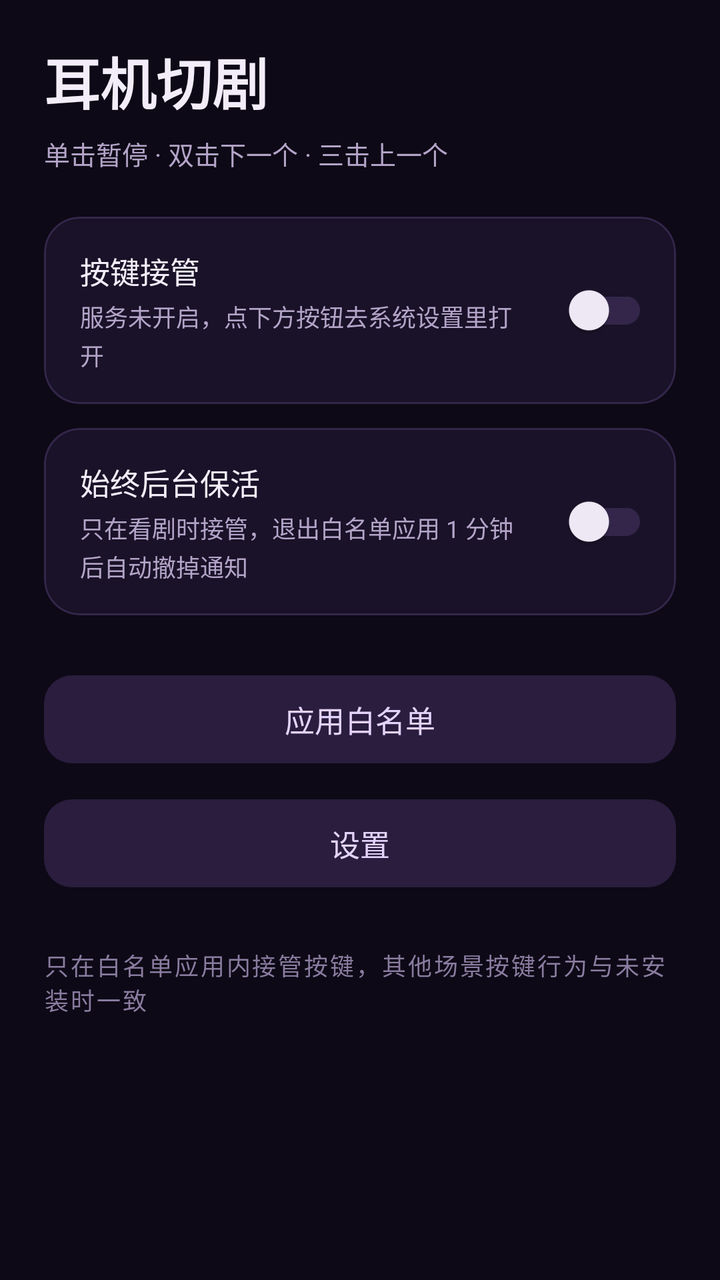
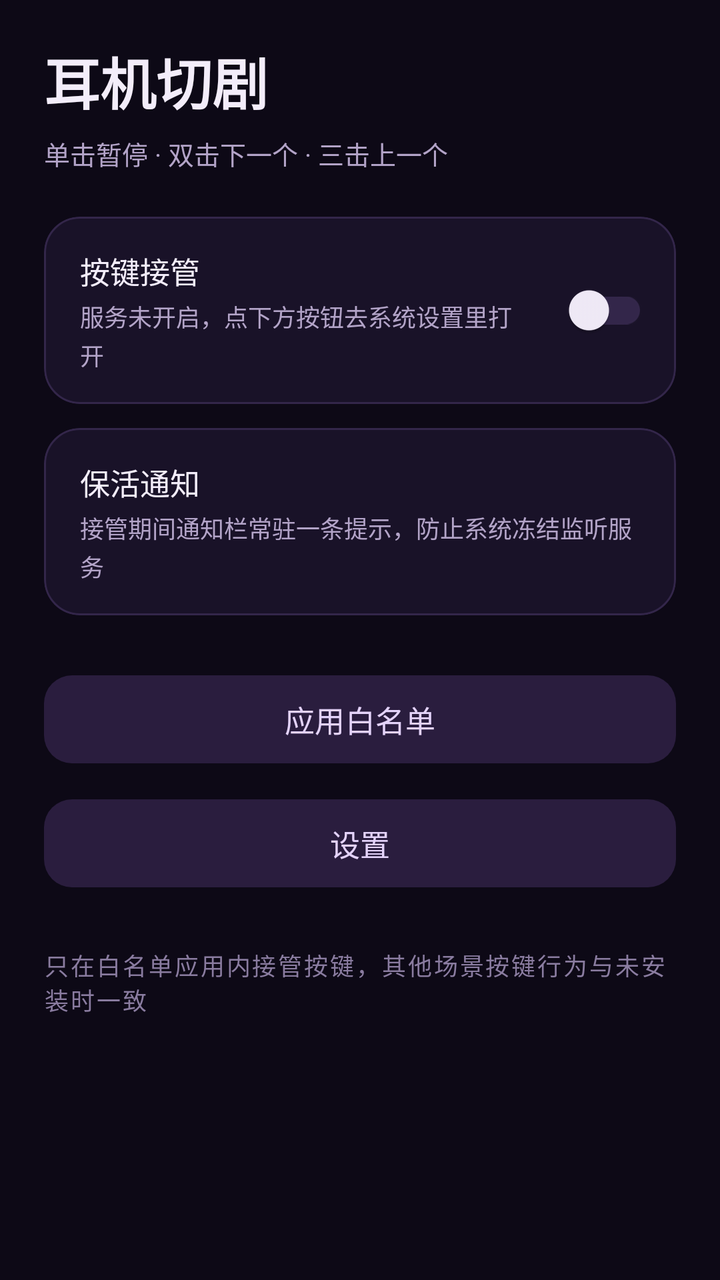

Screens rendered from an Android XML layout before and after an edit, with the pre-edit source and the edit as a unified diff.
<!-- AndroidManifest.xml: application theme Theme.Podskip -->
<!-- res/layout/activity_main.xml -->
<?xml version="1.0" encoding="utf-8"?>
<LinearLayout xmlns:android="http://schemas.android.com/apk/res/android"
    xmlns:app="http://schemas.android.com/apk/res-auto"
    android:layout_width="match_parent"
    android:layout_height="match_parent"
    android:background="@color/bg"
    android:fitsSystemWindows="true"
    android:orientation="vertical">

    <ScrollView
        android:layout_width="match_parent"
        android:layout_height="0dp"
        android:layout_weight="1">

        <LinearLayout
            android:layout_width="match_parent"
            android:layout_height="wrap_content"
            android:orientation="vertical"
            android:paddingStart="22dp"
            android:paddingTop="20dp"
            android:paddingEnd="22dp"
            android:paddingBottom="24dp">

        <TextView
            android:layout_width="wrap_content"
            android:layout_height="wrap_content"
            android:text="@string/app_name"
            android:textColor="@color/on_surface"
            android:textSize="28sp"
            android:textStyle="bold" />

        <TextView
            android:layout_width="match_parent"
            android:layout_height="wrap_content"
            android:layout_marginTop="6dp"
            android:text="单击暂停 · 双击下一个 · 三击上一个"
            android:textColor="@color/on_surface_variant"
            android:textSize="13sp" />

        <com.google.android.material.card.MaterialCardView
            android:layout_width="match_parent"
            android:layout_height="wrap_content"
            android:layout_marginTop="22dp"
            app:cardBackgroundColor="@color/surface"
            app:cardCornerRadius="18dp"
            app:cardElevation="0dp"
            app:strokeColor="@color/outline"
            app:strokeWidth="1dp">

            <LinearLayout
                android:layout_width="match_parent"
                android:layout_height="wrap_content"
                android:gravity="center_vertical"
                android:orientation="horizontal"
                android:paddingStart="18dp"
                android:paddingTop="16dp"
                android:paddingEnd="14dp"
                android:paddingBottom="16dp">

                <LinearLayout
                    android:layout_width="0dp"
                    android:layout_height="wrap_content"
                    android:layout_weight="1"
                    android:orientation="vertical">

                    <TextView
                        style="@style/TextLabel"
                        android:layout_width="wrap_content"
                        android:layout_height="wrap_content"
                        android:text="按键接管" />

                    <TextView
                        android:id="@+id/status"
                        style="@style/TextCaption"
                        android:layout_width="match_parent"
                        android:layout_height="wrap_content"
                        android:layout_marginTop="3dp"
                        android:text="@string/status_off" />
                </LinearLayout>

                <androidx.appcompat.widget.SwitchCompat
                    android:id="@+id/toggle"
                    android:layout_width="wrap_content"
                    android:layout_height="wrap_content"
                    android:layout_marginStart="12dp" />
            </LinearLayout>
        </com.google.android.material.card.MaterialCardView>

        <com.google.android.material.card.MaterialCardView
            android:layout_width="match_parent"
            android:layout_height="wrap_content"
            android:layout_marginTop="12dp"
            app:cardBackgroundColor="@color/surface"
            app:cardCornerRadius="18dp"
            app:cardElevation="0dp"
            app:strokeColor="@color/outline"
            app:strokeWidth="1dp">

            <LinearLayout
                android:layout_width="match_parent"
                android:layout_height="wrap_content"
                android:gravity="center_vertical"
                android:orientation="horizontal"
                android:paddingStart="18dp"
                android:paddingTop="16dp"
                android:paddingEnd="14dp"
                android:paddingBottom="16dp">

                <LinearLayout
                    android:layout_width="0dp"
                    android:layout_height="wrap_content"
                    android:layout_weight="1"
                    android:orientation="vertical">

                    <TextView
                        style="@style/TextLabel"
                        android:layout_width="wrap_content"
                        android:layout_height="wrap_content"
                        android:text="始终后台保活" />

                    <TextView
                        android:id="@+id/keepalive_hint"
                        style="@style/TextCaption"
                        android:layout_width="match_parent"
                        android:layout_height="wrap_content"
                        android:layout_marginTop="3dp"
                        android:text="只在看剧时接管，退出白名单应用 1 分钟后自动撤掉通知" />
                </LinearLayout>

                <androidx.appcompat.widget.SwitchCompat
                    android:id="@+id/switch_keepalive"
                    android:layout_width="wrap_content"
                    android:layout_height="wrap_content"
                    android:layout_marginStart="12dp" />
            </LinearLayout>
        </com.google.android.material.card.MaterialCardView>

        <com.google.android.material.button.MaterialButton
            android:id="@+id/btn_apps"
            style="@style/Widget.Material3.Button.TonalButton"
            android:layout_width="match_parent"
            android:layout_height="52dp"
            android:layout_marginTop="26dp"
            android:text="应用白名单"
            android:textSize="15sp"
            app:cornerRadius="14dp" />

        <com.google.android.material.button.MaterialButton
            android:id="@+id/btn_gesture"
            style="@style/Widget.Material3.Button.TonalButton"
            android:layout_width="match_parent"
            android:layout_height="52dp"
            android:layout_marginTop="10dp"
            android:text="设置"
            android:textSize="15sp"
            app:cornerRadius="14dp" />

        <TextView
            style="@style/TextSection"
            android:layout_width="match_parent"
            android:layout_height="wrap_content"
            android:layout_marginTop="26dp"
            android:text="只在白名单应用内接管按键，其他场景按键行为与未安装时一致" />

        </LinearLayout>
    </ScrollView>

    <TextView
        android:id="@+id/version"
        android:layout_width="match_parent"
        android:layout_height="wrap_content"
        android:gravity="center"
        android:paddingTop="10dp"
        android:paddingBottom="18dp"
        android:textColor="@color/on_surface_faint"
        android:textSize="12sp" />

</LinearLayout>
<!-- resources referenced by this layout -->
<resources>
  <color name="bg">#0D0916</color>
  <color name="on_surface">#F3EDFA</color>
  <color name="on_surface_faint">#8A7CA0</color>
  <color name="on_surface_variant">#B3A4C8</color>
  <color name="outline">#33264A</color>
  <color name="surface">#191228</color>
  <string name="app_name">耳机切剧</string>
  <string name="status_off">服务未开启，点下方按钮去系统设置里打开</string>
  <style name="TextCaption">
          <item name="android:textSize">12sp</item>
          <item name="android:textColor">@color/on_surface_variant</item>
          <item name="android:lineSpacingExtra">2dp</item>
      </style>
  <style name="TextLabel">
          <item name="android:textSize">15sp</item>
          <item name="android:textColor">@color/on_surface</item>
      </style>
  <style name="TextSection">
          <item name="android:textSize">12sp</item>
          <item name="android:textColor">@color/on_surface_faint</item>
          <item name="android:letterSpacing">0.08</item>
          <item name="android:textAllCaps">false</item>
      </style>
  <style name="Theme.Podskip" parent="Theme.Material3.Dark.NoActionBar">
          <item name="colorPrimary">@color/primary</item>
          <item name="colorOnPrimary">@color/on_primary</item>
          <item name="colorPrimaryContainer">@color/primary_container</item>
          <item name="colorOnPrimaryContainer">@color/on_primary_container</item>
          <item name="colorSecondaryContainer">@color/secondary_container</item>
          <item name="colorOnSecondaryContainer">@color/on_secondary_container</item>
  
          <item name="colorSurface">@color/surface</item>
          <item name="colorOnSurface">@color/on_surface</item>
          <item name="colorSurfaceVariant">@color/surface_high</item>
          <item name="colorOnSurfaceVariant">@color/on_surface_variant</item>
          <item name="colorOutline">@color/outline</item>
  
          <item name="android:colorBackground">@color/bg</item>
          <item name="android:windowBackground">@color/bg</item>
          <item name="android:statusBarColor">@color/bg</item>
          <item name="android:navigationBarColor">@color/bg</item>
          <item name="android:windowLightStatusBar">false</item>
          <item name="android:windowLightNavigationBar">false</item>
  
          <item name="android:textColorPrimary">@color/on_surface</item>
          <item name="android:textColorSecondary">@color/on_surface_variant</item>
          <item name="android:textColorHint">@color/on_surface_faint</item>
  
          <item name="colorAccent">@color/primary</item>
          <item name="colorControlActivated">@color/primary</item>
      </style>
  <color name="primary">#8B2CB5</color>
  <color name="on_primary">#FFFFFF</color>
  <color name="primary_container">#3A1B52</color>
  <color name="on_primary_container">#EED9FF</color>
  <color name="secondary_container">#2A1D3E</color>
  <color name="on_secondary_container">#E4D3FA</color>
  <color name="surface_high">#221838</color>
</resources>

<!-- the commit's change to res/layout/activity_main.xml (unified diff, before → after) -->
@@ -116,7 +116,7 @@
                         style="@style/TextLabel"
                         android:layout_width="wrap_content"
                         android:layout_height="wrap_content"
-                        android:text="始终后台保活" />
+                        android:text="保活通知" />
 
                     <TextView
                         android:id="@+id/keepalive_hint"
@@ -124,14 +124,8 @@
                         android:layout_width="match_parent"
                         android:layout_height="wrap_content"
                         android:layout_marginTop="3dp"
-                        android:text="只在看剧时接管，退出白名单应用 1 分钟后自动撤掉通知" />
+                        android:text="接管期间通知栏常驻一条提示，防止系统冻结监听服务" />
                 </LinearLayout>
-
-                <androidx.appcompat.widget.SwitchCompat
-                    android:id="@+id/switch_keepalive"
-                    android:layout_width="wrap_content"
-                    android:layout_height="wrap_content"
-                    android:layout_marginStart="12dp" />
             </LinearLayout>
         </com.google.android.material.card.MaterialCardView>
 
